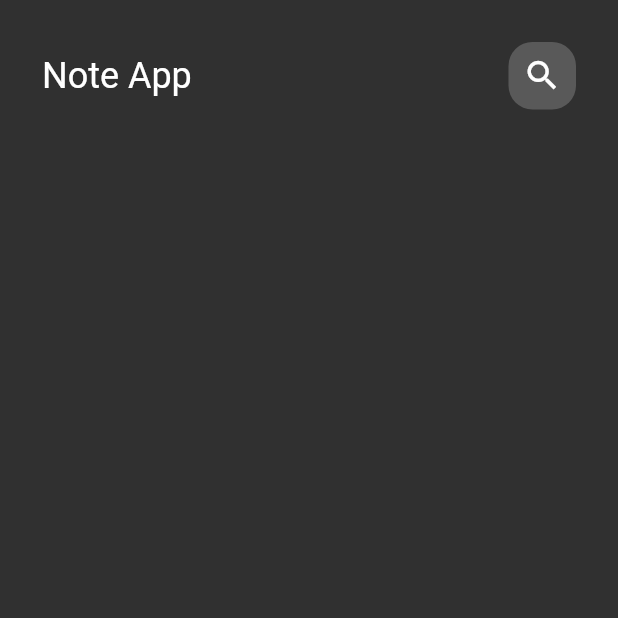
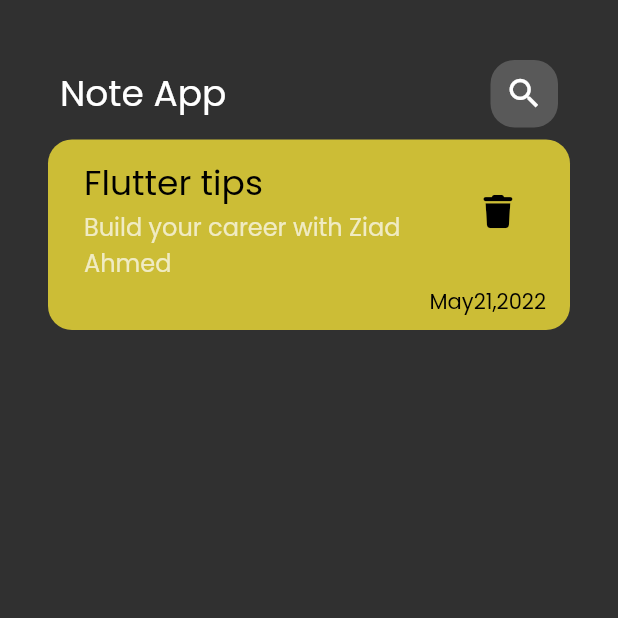
Before and after one commit to ZiadAhmedDev/Note-App, a Flutter app: the screen it shows after launch, on a phone screen of 412 x 824 dp, the top half of it. Run offline on Flutter 3.47's test engine with Material 2 defaults, Android fonts, the phone set to English and light mode, and no system bars; our stand-ins replace font_awesome_flutter, get.

Commit message:
note item builder

```diff
--- a/notes/lib/main.dart
+++ b/notes/lib/main.dart
@@ -14,7 +14,7 @@ class NoteApp extends StatelessWidget {
   Widget build(BuildContext context) {
     return GetMaterialApp(
       debugShowCheckedModeBanner: false,
-      theme: ThemeData(brightness: Brightness.dark),
+      theme: ThemeData(brightness: Brightness.dark, fontFamily: 'Poppins'),
       home: const NoteView(),
     );
   }
--- a/notes/lib/views/note_view.dart
+++ b/notes/lib/views/note_view.dart
@@ -2,6 +2,7 @@ import 'package:flutter/material.dart';
 import 'package:flutter/src/widgets/framework.dart';
 import 'package:flutter/src/widgets/placeholder.dart';
 import 'package:notes/views/widgets/app_bar.dart';
+import 'package:notes/views/widgets/note_items_builder.dart';
 
 class NoteView extends StatelessWidget {
   const NoteView({super.key});
@@ -10,10 +11,11 @@ class NoteView extends StatelessWidget {
   Widget build(BuildContext context) {
     return Scaffold(
       body: Padding(
-        padding: const EdgeInsets.all(28.0),
+        padding: const EdgeInsets.all(32.0),
         child: Column(
           children: [
             AppBarBuilder(),
+            NotesBuilder(),
           ],
         ),
       ),
--- a/notes/lib/views/widgets/app_bar.dart
+++ b/notes/lib/views/widgets/app_bar.dart
@@ -6,7 +6,9 @@ class AppBarBuilder extends StatelessWidget {
 
   @override
   Widget build(BuildContext context) {
-    return Row(
+    return Padding(
+      padding: const EdgeInsets.all(8.0),
+      child: Row(
         children: [
           const Text(
             'Note App',
@@ -15,6 +17,7 @@ class AppBarBuilder extends StatelessWidget {
           const Spacer(),
           CustomSearchIcon(),
         ],
+      ),
     );
   }
 }
--- /dev/null
+++ b/notes/lib/views/widgets/note_items_builder.dart
@@ -0,0 +1,53 @@
+import 'package:flutter/material.dart';
+import 'package:flutter/src/widgets/framework.dart';
+import 'package:flutter/src/widgets/placeholder.dart';
+import 'package:font_awesome_flutter/font_awesome_flutter.dart';
+
+class NotesBuilder extends StatelessWidget {
+  const NotesBuilder({super.key});
+
+  @override
+  Widget build(BuildContext context) {
+    return Container(
+      decoration: BoxDecoration(
+        color: Color.fromARGB(255, 204, 189, 54),
+        borderRadius: BorderRadius.circular(16),
+      ),
+      child: Padding(
+        padding: const EdgeInsets.all(8.0),
+        child: Column(
+          crossAxisAlignment: CrossAxisAlignment.end,
+          children: [
+            ListTile(
+              title: Text(
+                'Flutter tips',
+                style: TextStyle(fontSize: 23, color: Colors.black),
+              ),
+              subtitle: Text(
+                'Build your career with Ziad Ahmed',
+                style: TextStyle(
+                  fontSize: 16,
+                ),
+              ),
+              trailing: IconButton(
+                onPressed: () {},
+                icon: Icon(
+                  FontAwesomeIcons.trash,
+                  color: Colors.black,
+                  size: 22,
+                ),
+              ),
+            ),
+            Padding(
+              padding: const EdgeInsets.only(right: 8.0),
+              child: Text(
+                'May21,2022',
+                style: TextStyle(color: Colors.black),
+              ),
+            )
+          ],
+        ),
+      ),
+    );
+  }
+}
```
Also changed, not shown: notes/pubspec.yaml (+8 -15 lines), notes/assets/fonts/Poppins-Regular.ttf (added), notes/pubspec.lock. Lines whose indentation alone changed are shown as unchanged.
